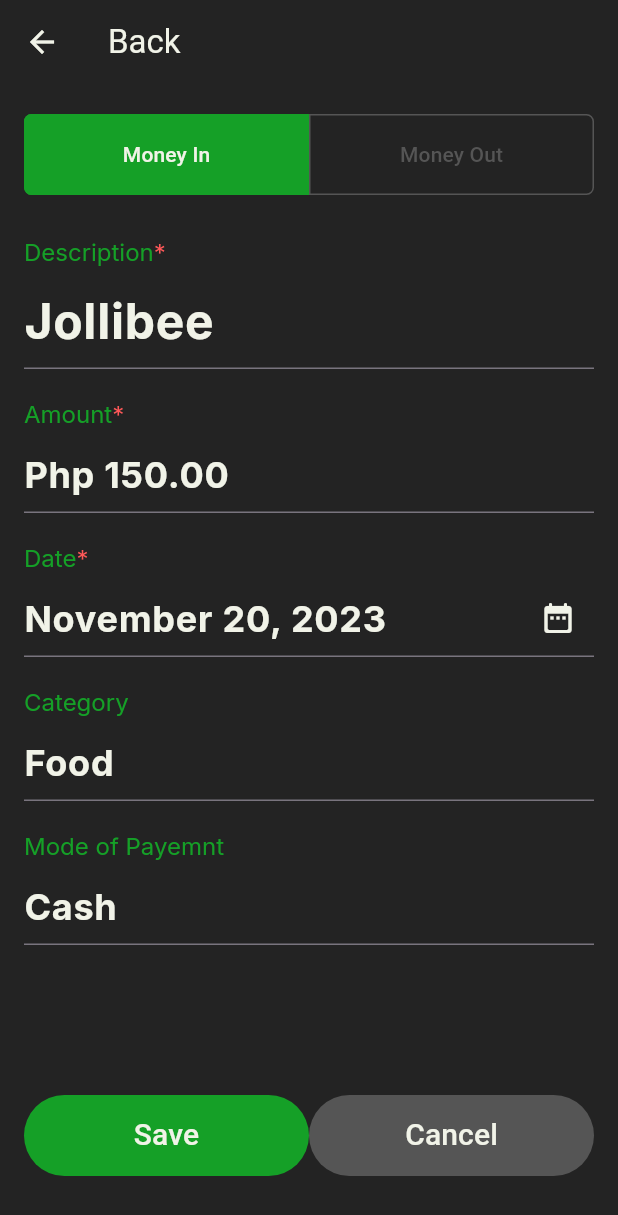
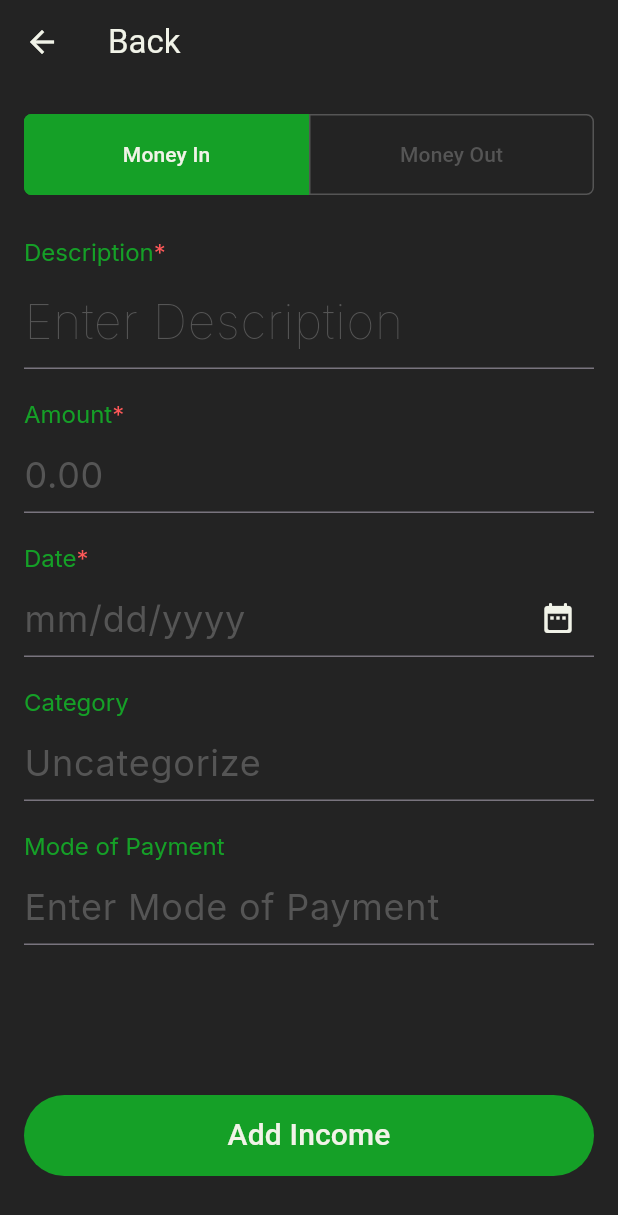
Before and after one commit to itsmejastine/CCE106--, a Flutter app: the MoneyIn screen opened by its route, on a phone screen of 412 x 824 dp. Shown: the top 1215 px of the screen. Run offline on Flutter 3.47's test engine with Material 3 defaults, Android fonts, the light colour scheme and no system bars; our stand-ins replace cloud_firestore, firebase_auth, firebase_core, google_fonts, gradient_borders, simple_gradient_text; missing offline and left inert: gradient_icon; accounts and stored records are empty.

Commit message:
money in create

```diff
--- a/lib/authenticator.dart
+++ b/lib/authenticator.dart
@@ -14,7 +14,6 @@
         stream: FirebaseAuth.instance
             .authStateChanges(), //listenign if the user is logged in or not
         builder: (context, snapshot) {
-
           //user is logged in
           if (snapshot.hasData) {
             return ProfilePage();
--- a/lib/main.dart
+++ b/lib/main.dart
@@ -35,7 +35,7 @@
         useMaterial3: true,
         //  textTheme: GoogleFonts.inter(Theme.of(context).textTheme.displaySmall)
       ),
-      home: const Authenticator(),
+      home: const NavBarPage(),
       routes: {
         'welcomePage': (context) => const WelcomePage(),
         'loginPage': (context) => const LoginPage(),
--- a/lib/moneyIn.dart
+++ b/lib/moneyIn.dart
@@ -1,5 +1,6 @@
 import 'package:flutter/material.dart';
 import 'package:flutter_it14proj/colors.dart';
+import 'package:flutter_it14proj/services/firestore.dart';
 import 'package:google_fonts/google_fonts.dart';
 
 class MoneyIn extends StatefulWidget {
@@ -10,6 +11,18 @@
 }
 
 class _MoneyInState extends State<MoneyIn> {
+  //firestore
+  final FirestorService firestorService = FirestorService();
+
+  //text controllers
+  TextEditingController descriptionController = TextEditingController();
+  TextEditingController amountController = TextEditingController();
+  TextEditingController dateController = TextEditingController();
+  TextEditingController categoryController = TextEditingController();
+  TextEditingController paymentController = TextEditingController();
+
+  //type variable
+
   @override
   Widget build(BuildContext context) {
     return Scaffold(
@@ -22,6 +35,7 @@
       ),
       body: Padding(
         padding: const EdgeInsets.fromLTRB(16, 20, 16, 40),
+        child: SingleChildScrollView(
           child: Column(
             children: [
               Row(
@@ -102,12 +116,17 @@
                   const SizedBox(height: 4),
                   Form(
                     child: TextFormField(
+                      controller: descriptionController,
+                      style: TextStyle(
+                          fontSize: 32,
+                          color: primaryWhite,
+                          fontWeight: FontWeight.w700),
                       decoration: InputDecoration(
-                      hintText: "Jollibee",
+                        hintText: "Enter Description",
                         hintStyle: TextStyle(
-                          color: primaryWhite,
+                            color: primaryGray,
                             fontFamily: 'Inter',
-                          fontWeight: FontWeight.w700,
+                            fontWeight: FontWeight.w100,
                             fontSize: 32),
                       ),
                     ),
@@ -141,12 +160,17 @@
                   const SizedBox(height: 4),
                   Form(
                     child: TextFormField(
+                      controller: amountController,
+                      style: TextStyle(
+                          fontSize: 24,
+                          color: primaryWhite,
+                          fontWeight: FontWeight.w700),
                       decoration: InputDecoration(
-                      hintText: "Php 150.00",
+                        hintText: "0.00",
                         hintStyle: TextStyle(
-                          color: primaryWhite,
+                            color: primaryGray,
                             fontFamily: 'Inter',
-                          fontWeight: FontWeight.w700,
+                            fontWeight: FontWeight.normal,
                             fontSize: 24),
                       ),
                     ),
@@ -180,16 +204,21 @@
                   const SizedBox(height: 4),
                   Form(
                     child: TextFormField(
+                      controller: dateController,
+                      style: TextStyle(
+                          fontSize: 24,
+                          color: primaryWhite,
+                          fontWeight: FontWeight.w700),
                       decoration: InputDecoration(
                         suffixIcon: Icon(
                           Icons.date_range_rounded,
                           color: primaryWhite,
                         ),
-                      hintText: "November 20, 2023",
+                        hintText: "mm/dd/yyyy",
                         hintStyle: TextStyle(
-                          color: primaryWhite,
+                            color: primaryGray,
                             fontFamily: 'Inter',
-                          fontWeight: FontWeight.w700,
+                            fontWeight: FontWeight.normal,
                             fontSize: 24),
                       ),
                     ),
@@ -215,12 +244,17 @@
                   const SizedBox(height: 4),
                   Form(
                     child: TextFormField(
+                      controller: categoryController,
+                      style: TextStyle(
+                          fontSize: 24,
+                          color: primaryWhite,
+                          fontWeight: FontWeight.w700),
                       decoration: InputDecoration(
-                      hintText: "Food",
+                        hintText: "Uncategorize",
                         hintStyle: TextStyle(
-                          color: primaryWhite,
+                            color: primaryGray,
                             fontFamily: 'Inter',
-                          fontWeight: FontWeight.w700,
+                            fontWeight: FontWeight.normal,
                             fontSize: 24),
                       ),
                     ),
@@ -234,7 +268,7 @@
                   Row(
                     children: [
                       Text(
-                      "Mode of Payemnt",
+                        "Mode of Payment",
                         style: GoogleFonts.inter(
                           textStyle: Theme.of(context).textTheme.displaySmall,
                           fontSize: 16,
@@ -246,12 +280,17 @@
                   const SizedBox(height: 4),
                   Form(
                     child: TextFormField(
+                      controller: paymentController,
+                      style: TextStyle(
+                          fontSize: 24,
+                          color: primaryWhite,
+                          fontWeight: FontWeight.w700),
                       decoration: InputDecoration(
-                      hintText: "Cash",
+                        hintText: "Enter Mode of Payment",
                         hintStyle: TextStyle(
-                          color: primaryWhite,
+                            color: primaryGray,
                             fontFamily: 'Inter',
-                          fontWeight: FontWeight.w700,
+                            fontWeight: FontWeight.normal,
                             fontSize: 24),
                       ),
                     ),
@@ -261,50 +300,41 @@
               const SizedBox(
                 height: 100,
               ),
-            Visibility(
-              child: Row(
-                mainAxisAlignment: MainAxisAlignment.center,
-                children: [
-                  SizedBox(
+              Center(
+                child: SizedBox(
                   height: 54,
-                    width: 190,
+                  width: double.infinity,
                   child: ElevatedButton(
                     onPressed: () {
-                        Navigator.pushNamed(context, 'loginPage');
+                      String description = descriptionController.text;
+                      double amount = double.parse(amountController.text);
+                      String date = dateController.text;
+                      String category = categoryController.text;
+                      String payment = paymentController.text;
+                      String type = "Income";
+                      firestorService.addTransaction(
+                          description, amount, date, category, payment, type);
+
+                      descriptionController.clear();
+                      amountController.clear();
+                      dateController.clear();
+                      categoryController.clear();
+                      paymentController.clear();
                     },
                     style: ElevatedButton.styleFrom(
                       backgroundColor: primaryGreen,
                       elevation: 0,
                     ),
                     child: const Text(
-                        "Save",
+                      "Add Income",
                       style: TextStyle(color: primaryWhite, fontSize: 20),
                     ),
-                    ),
-                  ),
-                  Spacer(),
-                  SizedBox(
-                    height: 54,
-                    width: 190,
-                    child: ElevatedButton(
-                      onPressed: () {
-                        Navigator.pushNamed(context, 'loginPage');
-                      },
-                      style: ElevatedButton.styleFrom(
-                        backgroundColor: primaryGray,
-                        elevation: 0,
-                      ),
-                      child: const Text(
-                        "Cancel",
-                        style: TextStyle(color: primaryWhite, fontSize: 20),
                   ),
                 ),
               ),
             ],
           ),
         ),
-          ],
-        ),
       ),
     );
   }
--- /dev/null
+++ b/lib/services/firestore.dart
@@ -0,0 +1,22 @@
+import 'package:cloud_firestore/cloud_firestore.dart';
+
+class FirestorService {
+//get collection from users
+  final CollectionReference transaction =
+      FirebaseFirestore.instance.collection('transaction');
+
+  double balance = 0;
+//CREATE
+  Future<void> addTransaction(String description, double amount, String date,
+      String category, String payment, String type) {
+    return transaction.add({
+      'description': description,
+      'amount': amount,
+      'date': date,
+      'category': category,
+      'payment': payment,
+      'balance': balance + amount,
+      'type': type
+    });
+  }
+}
--- a/lib/viewGoal.dart
+++ b/lib/viewGoal.dart
@@ -171,7 +171,7 @@
                 Row(
                   children: [
                     Text(
-                      "Enter Ammount Saved",
+                      "Enter Amount Saved",
                       style: GoogleFonts.inter(
                         textStyle: Theme.of(context).textTheme.displaySmall,
                         fontSize: 16,
--- a/pubspec.yaml
+++ b/pubspec.yaml
@@ -42,6 +42,7 @@
   cloud_firestore: ^4.13.2
   firebase_auth: ^4.15.0
   gradient_icon: ^2.0.8
+  gradient_borders: ^1.0.0
 
 dev_dependencies:
   flutter_test:
```
Also changed, not shown: lib/firestore.dart (deleted, +0 -14 lines), lib/loginPage.dart (+39 -15 lines), lib/profile.dart (+22 -2 lines), lib/registerPage.dart (+44 -2 lines), pubspec.lock. Lines whose indentation alone changed are shown as unchanged.
